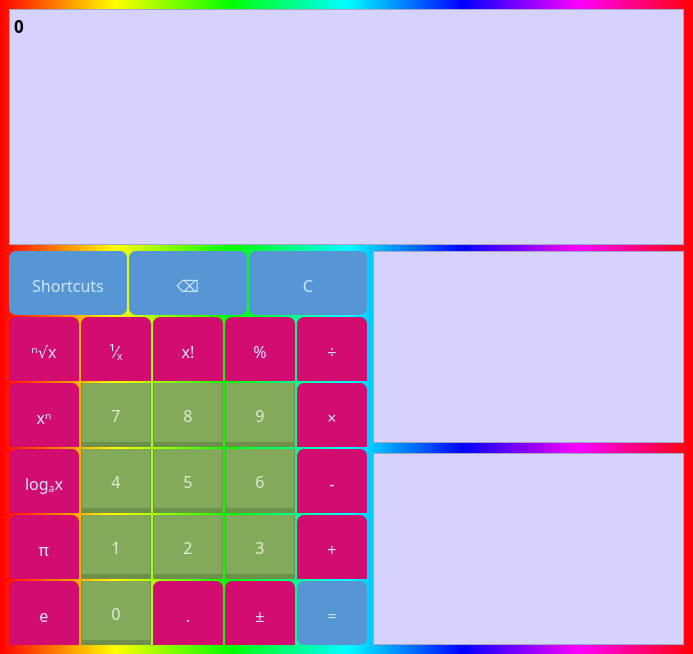
Old version of the form main.ui in the repository almax07082005/Calculator.
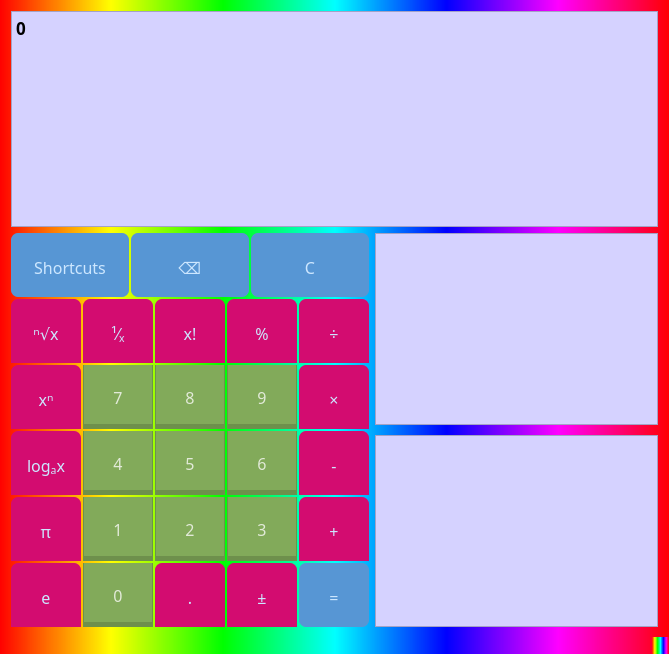
New version of the form.

```diff
--- a/main.ui
+++ b/main.ui
@@ -9,7 +9,7 @@
    <rect>
     <x>0</x>
     <y>0</y>
-    <width>693</width>
+    <width>669</width>
     <height>654</height>
    </rect>
   </property>
@@ -33,6 +33,18 @@
   </property>
   <widget class="QWidget" name="centralwidget">
    <layout class="QGridLayout" name="gridLayout_2">
+    <property name="leftMargin">
+     <number>11</number>
+    </property>
+    <property name="topMargin">
+     <number>11</number>
+    </property>
+    <property name="rightMargin">
+     <number>11</number>
+    </property>
+    <property name="bottomMargin">
+     <number>5</number>
+    </property>
     <item row="0" column="0" colspan="2">
      <widget class="QTextBrowser" name="screen">
       <property name="sizePolicy">
@@ -107,7 +119,7 @@
         <property name="font">
          <font>
           <family>Cascadia Mono</family>
-          <pointsize>13</pointsize>
+          <pointsize>10</pointsize>
           <weight>75</weight>
           <bold>true</bold>
          </font>
@@ -116,7 +128,8 @@
          <cursorShape>IBeamCursor</cursorShape>
         </property>
         <property name="styleSheet">
-         <string notr="true">background-color: rgb(213, 210, 255);</string>
+         <string notr="true">background-color: rgb(213, 210, 255);
+color: rgb(113, 113, 113);</string>
         </property>
        </widget>
       </item>
@@ -137,7 +150,7 @@
         <property name="font">
          <font>
           <family>Cascadia Mono</family>
-          <pointsize>13</pointsize>
+          <pointsize>11</pointsize>
           <weight>75</weight>
           <bold>true</bold>
          </font>
@@ -179,7 +192,7 @@
           <property name="minimumSize">
            <size>
             <width>70</width>
-            <height>30</height>
+            <height>35</height>
            </size>
           </property>
           <property name="maximumSize">
@@ -234,7 +247,7 @@
           <property name="minimumSize">
            <size>
             <width>70</width>
-            <height>30</height>
+            <height>35</height>
            </size>
           </property>
           <property name="maximumSize">
@@ -289,7 +302,7 @@
           <property name="minimumSize">
            <size>
             <width>70</width>
-            <height>30</height>
+            <height>35</height>
            </size>
           </property>
           <property name="maximumSize">
@@ -351,7 +364,7 @@
           <property name="minimumSize">
            <size>
             <width>70</width>
-            <height>30</height>
+            <height>35</height>
            </size>
           </property>
           <property name="maximumSize">
@@ -408,7 +421,7 @@
           <property name="minimumSize">
            <size>
             <width>70</width>
-            <height>30</height>
+            <height>35</height>
            </size>
           </property>
           <property name="maximumSize">
@@ -465,7 +478,7 @@
           <property name="minimumSize">
            <size>
             <width>70</width>
-            <height>30</height>
+            <height>35</height>
            </size>
           </property>
           <property name="maximumSize">
@@ -522,7 +535,7 @@
           <property name="minimumSize">
            <size>
             <width>70</width>
-            <height>30</height>
+            <height>35</height>
            </size>
           </property>
           <property name="maximumSize">
@@ -579,7 +592,7 @@
           <property name="minimumSize">
            <size>
             <width>70</width>
-            <height>30</height>
+            <height>35</height>
            </size>
           </property>
           <property name="maximumSize">
@@ -643,7 +656,7 @@
           <property name="minimumSize">
            <size>
             <width>70</width>
-            <height>30</height>
+            <height>35</height>
            </size>
           </property>
           <property name="maximumSize">
@@ -700,7 +713,7 @@
           <property name="minimumSize">
            <size>
             <width>70</width>
-            <height>30</height>
+            <height>35</height>
            </size>
           </property>
           <property name="maximumSize">
@@ -765,7 +778,7 @@
           <property name="minimumSize">
            <size>
             <width>70</width>
-            <height>30</height>
+            <height>35</height>
            </size>
           </property>
           <property name="maximumSize">
@@ -830,7 +843,7 @@
           <property name="minimumSize">
            <size>
             <width>70</width>
-            <height>30</height>
+            <height>35</height>
            </size>
           </property>
           <property name="maximumSize">
@@ -895,7 +908,7 @@
           <property name="minimumSize">
            <size>
             <width>70</width>
-            <height>30</height>
+            <height>35</height>
            </size>
           </property>
           <property name="maximumSize">
@@ -959,7 +972,7 @@
           <property name="minimumSize">
            <size>
             <width>70</width>
-            <height>30</height>
+            <height>35</height>
            </size>
           </property>
           <property name="maximumSize">
@@ -1016,7 +1029,7 @@
           <property name="minimumSize">
            <size>
             <width>70</width>
-            <height>30</height>
+            <height>35</height>
            </size>
           </property>
           <property name="maximumSize">
@@ -1081,7 +1094,7 @@
           <property name="minimumSize">
            <size>
             <width>70</width>
-            <height>30</height>
+            <height>35</height>
            </size>
           </property>
           <property name="maximumSize">
@@ -1146,7 +1159,7 @@
           <property name="minimumSize">
            <size>
             <width>70</width>
-            <height>30</height>
+            <height>35</height>
            </size>
           </property>
           <property name="maximumSize">
@@ -1211,7 +1224,7 @@
           <property name="minimumSize">
            <size>
             <width>70</width>
-            <height>30</height>
+            <height>35</height>
            </size>
           </property>
           <property name="maximumSize">
@@ -1275,7 +1288,7 @@
           <property name="minimumSize">
            <size>
             <width>70</width>
-            <height>30</height>
+            <height>35</height>
            </size>
           </property>
           <property name="maximumSize">
@@ -1332,7 +1345,7 @@
           <property name="minimumSize">
            <size>
             <width>70</width>
-            <height>30</height>
+            <height>35</height>
            </size>
           </property>
           <property name="maximumSize">
@@ -1397,7 +1410,7 @@
           <property name="minimumSize">
            <size>
             <width>70</width>
-            <height>30</height>
+            <height>35</height>
            </size>
           </property>
           <property name="maximumSize">
@@ -1462,7 +1475,7 @@
           <property name="minimumSize">
            <size>
             <width>70</width>
-            <height>30</height>
+            <height>35</height>
            </size>
           </property>
           <property name="maximumSize">
@@ -1527,7 +1540,7 @@
           <property name="minimumSize">
            <size>
             <width>70</width>
-            <height>30</height>
+            <height>35</height>
            </size>
           </property>
           <property name="maximumSize">
@@ -1591,7 +1604,7 @@
           <property name="minimumSize">
            <size>
             <width>70</width>
-            <height>30</height>
+            <height>35</height>
            </size>
           </property>
           <property name="maximumSize">
@@ -1648,7 +1661,7 @@
           <property name="minimumSize">
            <size>
             <width>70</width>
-            <height>30</height>
+            <height>35</height>
            </size>
           </property>
           <property name="maximumSize">
@@ -1713,7 +1726,7 @@
           <property name="minimumSize">
            <size>
             <width>70</width>
-            <height>30</height>
+            <height>35</height>
            </size>
           </property>
           <property name="maximumSize">
@@ -1770,7 +1783,7 @@
           <property name="minimumSize">
            <size>
             <width>70</width>
-            <height>30</height>
+            <height>35</height>
            </size>
           </property>
           <property name="maximumSize">
@@ -1827,7 +1840,7 @@
           <property name="minimumSize">
            <size>
             <width>70</width>
-            <height>30</height>
+            <height>35</height>
            </size>
           </property>
           <property name="maximumSize">
@@ -1877,6 +1890,17 @@
     </item>
    </layout>
   </widget>
+  <widget class="QStatusBar" name="statusBar">
+   <property name="font">
+    <font>
+     <family>Cascadia Mono</family>
+     <pointsize>9</pointsize>
+    </font>
+   </property>
+   <property name="styleSheet">
+    <string notr="true"/>
+   </property>
+  </widget>
   <action name="actionClear_history">
    <property name="text">
     <string>Clear history</string>
```
Left out of the diff: 9 changed lines with no effect on the pictures.
